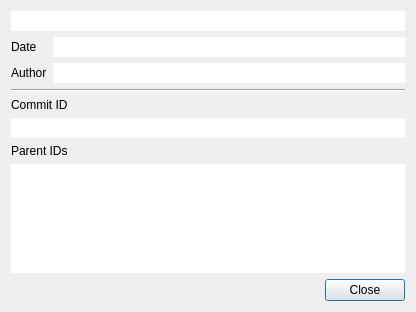
Old version of the form src/CommitPropertyDialog.ui in the repository soramimi/Guitar.
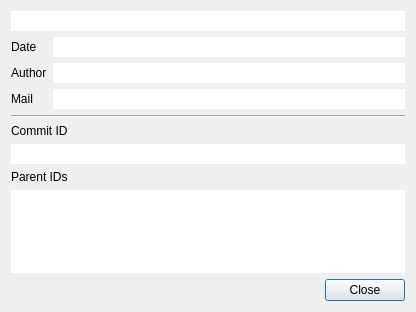
New version of the form.

Diff of the .ui file:
```diff
--- a/src/CommitPropertyDialog.ui
+++ b/src/CommitPropertyDialog.ui
@@ -60,6 +60,23 @@
        </property>
       </widget>
      </item>
+     <item row="2" column="0">
+      <widget class="QLabel" name="label_6">
+       <property name="text">
+        <string>Mail</string>
+       </property>
+      </widget>
+     </item>
+     <item row="2" column="1">
+      <widget class="QLineEdit" name="lineEdit_mail">
+       <property name="frame">
+        <bool>false</bool>
+       </property>
+       <property name="readOnly">
+        <bool>true</bool>
+       </property>
+      </widget>
+     </item>
     </layout>
    </item>
    <item>
```
Left out of the diff: 9 changed lines with no effect on the pictures.
